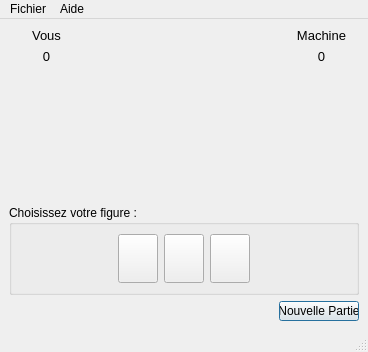
First picture: the form in S201/chifoumivue.ui, repository DamienL177/S201-D-veloppement_d_une_application, before the edit.
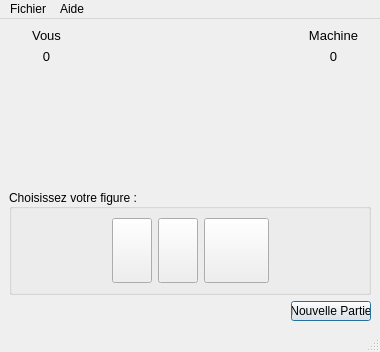
Second picture: the form after the edit. Icons and pictures are not drawn.

Diff of the .ui file:
```diff
--- a/S201/chifoumivue.ui
+++ b/S201/chifoumivue.ui
@@ -6,7 +6,7 @@
    <rect>
     <x>0</x>
     <y>0</y>
-    <width>368</width>
+    <width>380</width>
     <height>352</height>
    </rect>
   </property>
@@ -16,6 +16,12 @@
     <verstretch>0</verstretch>
    </sizepolicy>
   </property>
+  <property name="minimumSize">
+   <size>
+    <width>380</width>
+    <height>352</height>
+   </size>
+  </property>
   <property name="windowTitle">
    <string>MainWindow</string>
   </property>
@@ -272,6 +278,9 @@
       <property name="title">
        <string>Choisissez votre figure :</string>
       </property>
+      <property name="alignment">
+       <set>Qt::AlignLeading|Qt::AlignLeft|Qt::AlignVCenter</set>
+      </property>
       <layout class="QHBoxLayout" name="horizontalLayout_2">
        <item>
         <spacer name="horizontalSpacer_3">
@@ -280,7 +289,7 @@
          </property>
          <property name="sizeHint" stdset="0">
           <size>
-           <width>53</width>
+           <width>59</width>
            <height>20</height>
           </size>
          </property>
@@ -343,6 +352,18 @@
          <property name="enabled">
           <bool>true</bool>
          </property>
+         <property name="sizePolicy">
+          <sizepolicy hsizetype="Minimum" vsizetype="Maximum">
+           <horstretch>0</horstretch>
+           <verstretch>0</verstretch>
+          </sizepolicy>
+         </property>
+         <property name="minimumSize">
+          <size>
+           <width>65</width>
+           <height>65</height>
+          </size>
+         </property>
          <property name="maximumSize">
           <size>
            <width>65</width>
@@ -371,7 +392,7 @@
          </property>
          <property name="sizeHint" stdset="0">
           <size>
-           <width>52</width>
+           <width>58</width>
            <height>20</height>
           </size>
          </property>
@@ -403,7 +424,7 @@
     <rect>
      <x>0</x>
      <y>0</y>
-     <width>368</width>
+     <width>380</width>
      <height>21</height>
     </rect>
    </property>
```
Left out of the diff: 18 changed lines with no effect on the pictures.
